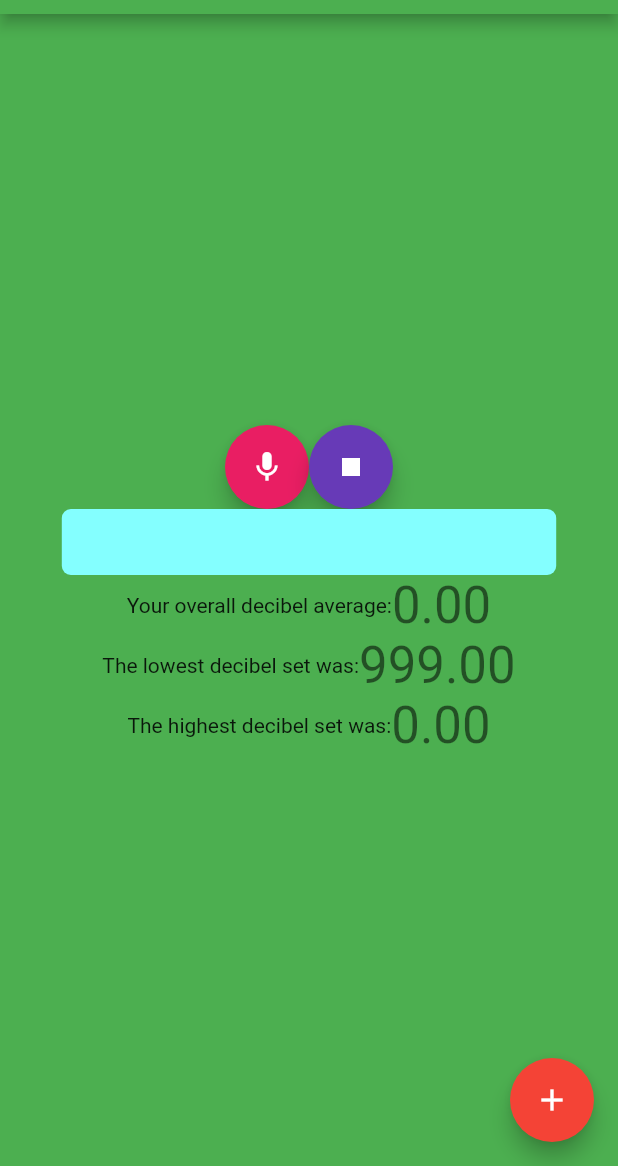
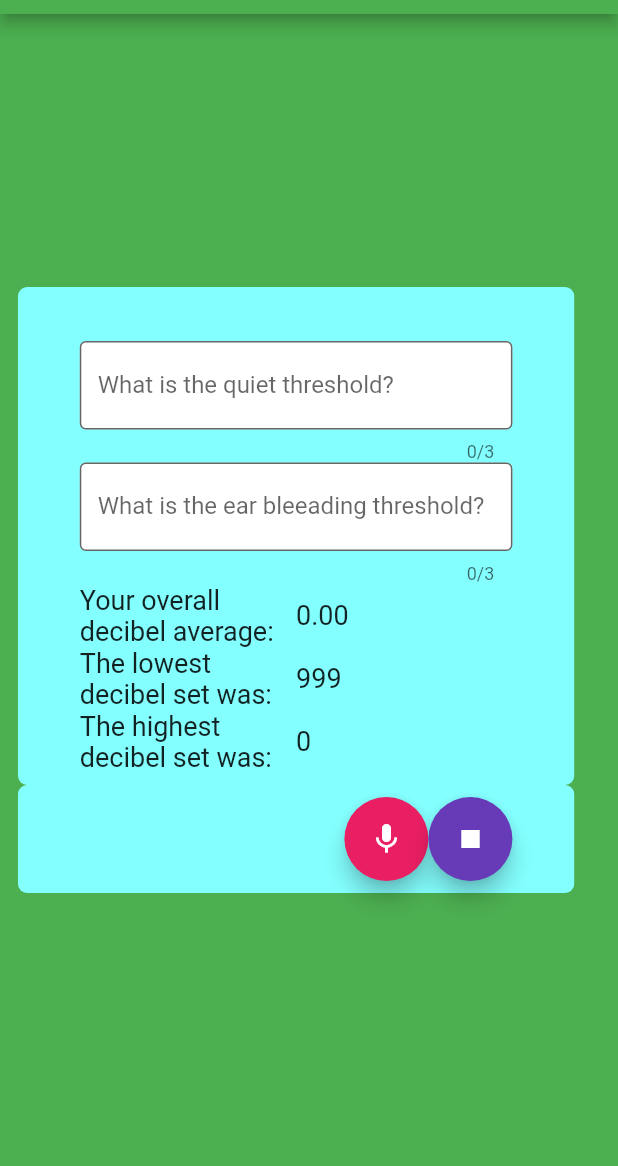
Before and after one commit to jarade/QuietPlease, a Flutter app: the screen it shows after launch, after a tap on the "mic" icon, on a phone screen of 412 x 824 dp, the part 70-1236 px from its top. Run offline on Flutter 3.47's test engine with Material 2 defaults, Android fonts, the phone set to English and light mode, and no system bars; our stand-ins replace audioplayers; missing offline and left inert: noise_meter.

Commit message:
added lots of stuff

```diff
--- a/quietplease/lib/main.dart
+++ b/quietplease/lib/main.dart
@@ -1,5 +1,8 @@
+import 'package:noise_meter/noise_meter.dart';
 import 'package:flutter/material.dart';
-import 'package:willow_flutter_sound/willow_flutter_sound.dart';
+
+import 'package:audioplayers/audioPlayers.dart';
+import 'package:audioplayers/audio_cache.dart';
 import 'dart:async';
 
 void main() => runApp(MyApp());
@@ -40,161 +43,232 @@ class MyHomePage extends StatefulWidget {
 const alarmAudioPath = "sound_alarm.mp3";
 
 class _MyHomePageState extends State<MyHomePage> {
-  FlutterSound flutterSound;
-  StreamSubscription _dbPeakSubscription;
+  StreamSubscription<NoiseEvent> _noiseSubscription;
+  Noise _noise;
 
+  static AudioCache player = new AudioCache();
+  AudioPlayer audioPlayer = null;
+  bool playingSound = false;
+
+  String resultText = "";
+  double _maxValue = 70;
+  double _minValue = 20;
+
+  MaterialColor _color = Colors.green;
   double _dbAvg = 0;
   double _dbTotal = 0;
   int _dbCount = 0;
   bool _isListening = false;
-  bool _isTooLoud = false;
-  int _counter = 0;
-  MaterialColor _color = Colors.green;
-  String resultText = "";
-
-  double _dbMin = 999;
-  double _dbMax = 0;
-  double _dbCountCheck = 0;
-  double _dbAvgCheck = 0;
-  double _dbTotalCheck = 0;
-  double _dbAlertValue = 60;
-  double _dbMinAlertValue = 30;
+  int _dbMin = 999;
+  int _dbMax = 0;
 
   @override
   void initState(){
     super.initState();
-    initFlutterSound();
   }
 
-  void _incrementCounter() {
-    setState(() {
-      this._counter++;
+  /// onData - on change of the decibels
+  /// returns: void
+  /// params: NoiseEvent
+  ///
+  void setPlayer(AudioPlayer ap){
+    this.audioPlayer = ap;
+  }
+  void onData(NoiseEvent e) {
+    this.setState(() {
+      this.resultText = "Currently: ${e.decibel} dB";
+
+      this._dbCount++;
+      this._dbTotal += e.decibel;
+      this._dbAvg = this._dbTotal/this._dbCount;
+
+      this._color = Colors.green;
+      if(e.decibel >= this._maxValue){
+        this._color = Colors.red;
+        if(!playingSound) {
+          //audioPlayer = player.play(alarmAudioPath);
+          //audioPlayer.onPlayerCompletion.listen((event) {
+          //  playingSound = false;
+          //});
+        }
+      }
+      if(e.decibel <= this._minValue){
+        this._color = Colors.blue;
+        if(!playingSound) {
+          var ap = player.play(alarmAudioPath) ;
+
+          //audioPlayer.onPlayerCompletion.listen((event) {
+          //  playingSound = false;
+          //});
+        }
+      }
+
+      if(e.decibel > this._dbMax){
+        this._dbMax = e.decibel;
+      }
+
+      // Ignore the first run of this function since it will be 0
+      if(e.decibel < this._dbMin && this._isListening){
+        this._dbMin = e.decibel;
+      }
+
+      if (!this._isListening) {
+        this._isListening = true;
+      }
     });
   }
 
+  void startListening() async {
+    try {
+      _noise = new Noise(500); // New observation every 500 ms
+      _noiseSubscription = _noise.noiseStream.listen(onData);
 
-  void initFlutterSound(){
-    flutterSound = new FlutterSound();
-    flutterSound.setSubscriptionDuration(0.1);
-    flutterSound.setDbPeakLevelUpdate(0.03);
-    flutterSound.setDbLevelEnabled(true);
-  }
-
-  void startListening() async{
-    resultText = "Currently: ";
+      resultText = "Currently: 0";
       this._dbCount = 0;
       this._dbTotal = 0;
-    this._counter = 0;
-    this._dbCountCheck = 0;
-    this._dbTotalCheck = 0;
-    this._dbAvgCheck = 0;
       this._dbMax = 0;
       this._dbMin = 999;
       this._dbAvg = 0;
-
-    try {
-      this._isListening = true;
-      String path = await flutterSound.startRecorder(null);
-      _dbPeakSubscription = flutterSound.onRecorderDbPeakChanged.listen(
-              (value) {
-                this._dbCount++;
-                this._dbTotal += value;
-
-                //this._dbAvg = this._dbTotal/this._dbCount;
-
-
-                this._dbTotalCheck += value;
-                // messed with decibel calculations to get a more lifelike result. still needs work
-                // Theory have a larger subset average so that it gives more accurate readings instead of 120 here 5 there sort of thing. more consistent to be able to play sound
-                setState(() {
-                  String val = value.toStringAsFixed(2);
-                  this.resultText = "Currently: $val";
-                  this._dbCountCheck++;
-
-                  if(this._dbCountCheck >= 25){
-                    this._dbAvgCheck += this._dbTotalCheck / this._dbCountCheck;
-                    // Update values for alert message condition
-
-                    this._dbAvg = (this._dbAvg + this._dbAvgCheck)/2;
-                    if(value >= this._dbAlertValue){
-                      // TODO add sound for too loud
-                      // path = "sound_alarm.mp3"s
-                      this._isTooLoud = true;
-                      setState((){
-                        this._color=Colors.red;
-                      });
-                    }
-
-                    if(value < this._dbMinAlertValue){
-                      // TODO add sound for too soft
-                      this._isTooLoud = false;
-                      setState((){
-                        this._color=Colors.green;
-                      });
-                    }
-
-                    if(this._dbAvgCheck > this._dbMax){
-                      this._dbMax = this._dbAvgCheck;
-                    }
-
-                    if(this._dbAvgCheck < this._dbMin){
-                      this._dbMin = this._dbAvgCheck;
-                    }
-
-                    this._dbCountCheck = 0;
-                    this._dbTotalCheck = 0;
-                    this._dbAvgCheck = 0;
-                  }
-                }
-              );
-            }
-      );
-      print(path);
-    }catch(err){
-      print('startRecorder error: $err');
+    } on NoiseMeterException catch (exception) {
+      print(exception);
     }
   }
 
-  void stopListening() async{
-    setState(() {
-      this.resultText = "stopped, avg: " + this._dbAvg.toStringAsFixed(2);
+  void stopListening() async {
+    try {
+      if(audioPlayer != null){
+        audioPlayer.stop();
+      }
+      if (_noiseSubscription != null) {
+        _noiseSubscription.cancel();
+        _noiseSubscription = null;
+      }
+      this.setState(() {
+        this._isListening = false;
+        this._color = Colors.green;
       });
-    this._isListening = false;
-    try{
-      String result = await flutterSound.stopRecorder();
-
-
-      if(_dbPeakSubscription != null){
-        _dbPeakSubscription.cancel();
-        _dbPeakSubscription = null;
-      }
-    } catch (err){
+    } catch (err) {
       print('stopRecorder error: $err');
     }
   }
 
+  Expanded textComponent(String message){
+    return new Expanded(
+        child: Text(
+          message,
+          style: TextStyle(fontSize: 18.0)
+        )
+    );
+  }
 
+  Flexible fieldComponent(String label, Function func){
+    return new Flexible(
+        child: TextField(
+          decoration: InputDecoration(
+            border: OutlineInputBorder(),
+            labelText: label,
+            fillColor: Colors.white,
+            filled: true,
+          ),
+          keyboardType: TextInputType.number,
+          maxLength: 3,
+          onSubmitted: func,
+        )
+    );
+  }
 
   @override
   Widget build(BuildContext context) {
-    // This method is rerun every time setState is called, for instance as done
-    // by the _incrementCounter method above.
-    //
-    // The Flutter framework has been optimized to make rerunning build methods
-    // fast, so that you can just rebuild anything that needs updating rather
-    // than having to individually change instances of widgets.
     return Scaffold(
       appBar: AppBar(
         title: Text(widget.title),
-        backgroundColor: _isTooLoud? Colors.red: Colors.green
+        backgroundColor: _color
       ),
-      body: Container(
+      body: Row(
+        children: <Widget>[
+          Container(
+            padding: EdgeInsets.symmetric(
+                horizontal: 12.0
+            ),
+            child: Column(
+              mainAxisAlignment: MainAxisAlignment.center,
+              crossAxisAlignment: CrossAxisAlignment.center,
+              children: <Widget>[
+                Container(
+                  width: MediaQuery.of(context).size.width * 0.9,
+                  decoration: BoxDecoration(
+                    color: Colors.cyanAccent[100],
+                    borderRadius: BorderRadius.circular(6.0),
+                  ),
+                  padding: EdgeInsets.symmetric(
+                    vertical: 8.0,
+                    horizontal: (MediaQuery.of(context).size.width * 0.1),
+                  ),
                   child: Column(
                     mainAxisAlignment: MainAxisAlignment.center,
                     crossAxisAlignment: CrossAxisAlignment.center,
                     children: <Widget>[
                       Row(
-              mainAxisAlignment: MainAxisAlignment.center,
+                        children: <Widget>[
+                            Text(
+                              resultText,
+                              style: TextStyle(fontSize: 24.0),
+                            ),
+                        ],
+                      ),
+                      Row(
+                        children: <Widget>[
+                          fieldComponent("What is the quiet threshold?",
+                              (value) => setState(() => this._minValue = double.parse(value)  )
+                          ),
+                         ],
+                      ),
+                      Row(
+                         children: <Widget>[
+                            fieldComponent("What is the ear bleeading threshold?",
+                                (value) => setState(() => this._maxValue = double.parse(value)  )
+                            ),
+                         ],
+                      ),
+
+                      Row(
+                        mainAxisAlignment: MainAxisAlignment.start,
+                        children: <Widget>[
+                          textComponent('Your overall decibel average:'),
+                          textComponent(this._dbAvg.toStringAsFixed(2)),
+                        ],
+                      ),
+                      Row(
+                        mainAxisAlignment: MainAxisAlignment.start,
+                        children: <Widget>[
+                          textComponent('The lowest decibel set was:'),
+                          textComponent("$_dbMin"),
+                        ],
+                      ),
+                      Row(
+                        mainAxisAlignment: MainAxisAlignment.start,
+                        children: <Widget>[
+                          textComponent('The highest decibel set was:'),
+                          textComponent("$_dbMax"),
+                        ],
+                      ),
+                    ]
+                  )
+                ),
+                Container(
+                    width: MediaQuery.of(context).size.width * 0.9,
+                    decoration: BoxDecoration(
+                      color: Colors.cyanAccent[100],
+                      borderRadius: BorderRadius.circular(6.0),
+                    ),
+                    padding:
+                    EdgeInsets.symmetric(
+                      vertical: 8.0,
+                      horizontal: (MediaQuery.of(context).size.width * 0.1),
+                    ),
+                    child: Row(
+                      mainAxisAlignment: MainAxisAlignment.end,
+                      crossAxisAlignment: CrossAxisAlignment.end,
                       children: <Widget>[
                         FloatingActionButton(
                           child: Icon(Icons.mic),
@@ -216,65 +290,12 @@ class _MyHomePageState extends State<MyHomePage> {
                         ),
                       ],
                     ),
-            Container(
-              width: MediaQuery.of(context).size.width * 0.8,
-              decoration: BoxDecoration(
-                color: Colors.cyanAccent[100],
-                borderRadius: BorderRadius.circular(6.0),
-              ),
-              padding: EdgeInsets.symmetric(
-                vertical: 8.0,
-                horizontal: 12.0,
-              ),
-              child: Text(
-                resultText,
-                style: TextStyle(fontSize: 24.0),
-              )
-            ),
-            Row(
-              mainAxisAlignment: MainAxisAlignment.center,
-              children: <Widget>[
-                Text(
-                  'Your overall decibel average:',
-                ),
-                Text(
-                  this._dbAvg.toStringAsFixed(2),
-                  style: Theme.of(context).textTheme.display1,
-                ),
-              ],
-            ),
-            Row(
-              mainAxisAlignment: MainAxisAlignment.center,
-              children: <Widget>[
-                Text(
-                  'The lowest decibel set was:',
-                ),
-                Text(
-                  this._dbMin.toStringAsFixed(2),
-                  style: Theme.of(context).textTheme.display1,
-                ),
-              ],
-            ),
-            Row(
-              mainAxisAlignment: MainAxisAlignment.center,
-              children: <Widget>[
-                Text(
-                  'The highest decibel set was:',
-                ),
-                Text(
-                  this._dbMax.toStringAsFixed(2),
-                  style: Theme.of(context).textTheme.display1,
-                ),
-              ],
                 ),
               ],
             ),
           ),
-      floatingActionButton: FloatingActionButton(
-        onPressed: _incrementCounter,
-        tooltip: 'Increment',
-        child: Icon(Icons.add),
-      ), // This trailing comma makes auto-formatting nicer for build methods.
+        ]
+      ),
       backgroundColor: _color
     );
   }
--- a/quietplease/pubspec.yaml
+++ b/quietplease/pubspec.yaml
@@ -23,7 +23,8 @@ dependencies:
   # The following adds the Cupertino Icons font to your application.
   # Use with the CupertinoIcons class for iOS style icons.
   cupertino_icons: ^0.1.2
-  willow_flutter_sound: ^1.3.2
+  audioplayers: ^0.12.0
+  noise_meter: ^0.1.0
 
 dev_dependencies:
   flutter_test:
@@ -33,7 +34,8 @@ dev_dependencies:
 
 # The following section is specific to Flutter.
 flutter:
-
+  assets:
+    - assets/sound_alarm.mp3
   # The following line ensures that the Material Icons font is
   # included with your application, so that you can use the icons in
   # the material Icons class.
```
Also changed, not shown: quietplease/pubspec.lock. Lines whose indentation alone changed are shown as unchanged.
